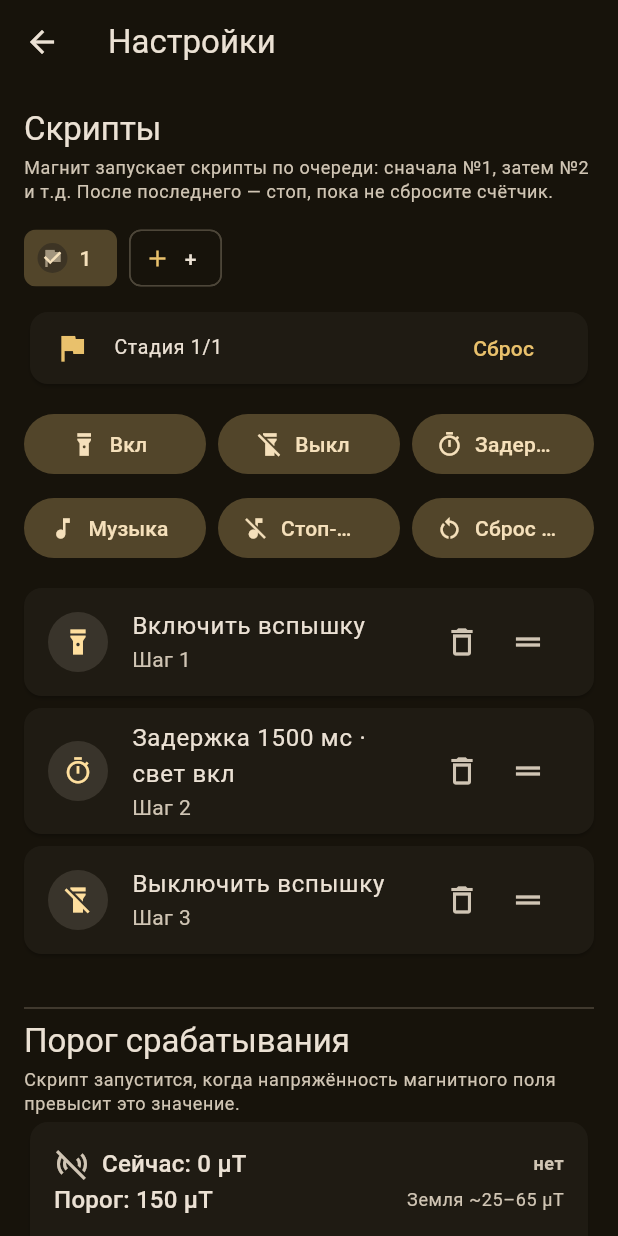
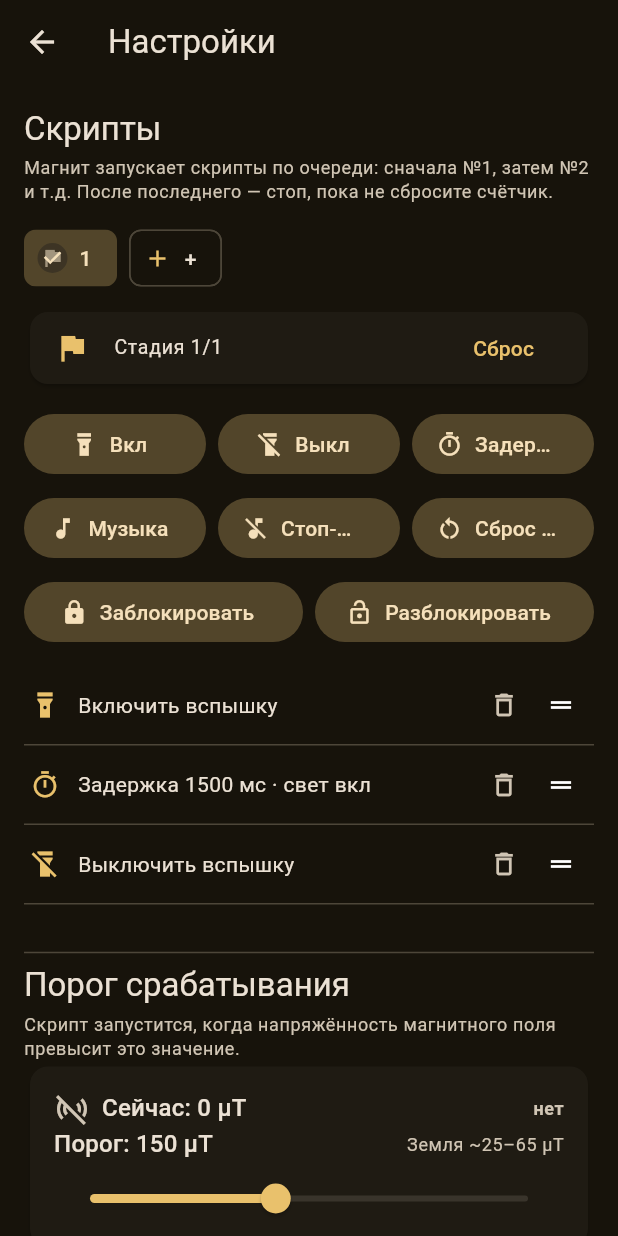
Before and after one commit to nik275ya-max/flashlight, a Flutter app: the screen it shows after launch, after a tap on the "settings" icon, on a phone screen of 412 x 824 dp. Run offline on Flutter 3.47's test engine with Material 3 defaults, Android fonts, the phone set to English and light mode, and no system bars; our stand-ins replace audioplayers, file_picker, permission_handler, sensors_plus, shared_preferences, vibration; missing offline and left inert: torch_light.

Commit message:
Add lock/unlock button script steps, compact step rows and empty new stages

```diff
--- a/lib/models/script_action.dart
+++ b/lib/models/script_action.dart
@@ -1,7 +1,16 @@
 import 'package:flutter/material.dart';
 
 /// The kind of step a script can perform.
-enum ActionType { torchOn, torchOff, delay, playMusic, stopMusic, resetCounter }
+enum ActionType {
+  torchOn,
+  torchOff,
+  delay,
+  playMusic,
+  stopMusic,
+  lockButton,
+  unlockButton,
+  resetCounter,
+}
 
 /// A single step in the flash script.
 ///
@@ -50,6 +59,10 @@
         return 'Включить музыку: $name';
       case ActionType.stopMusic:
         return 'Выключить музыку';
+      case ActionType.lockButton:
+        return 'Заблокировать кнопку';
+      case ActionType.unlockButton:
+        return 'Разблокировать кнопку';
       case ActionType.resetCounter:
         return 'Сброс счётчика';
     }
@@ -72,6 +85,10 @@
         return 'Проиграть выбранный аудиофайл (громкость $volumeLabel)';
       case ActionType.stopMusic:
         return 'Остановить воспроизведение';
+      case ActionType.lockButton:
+        return 'Нажатия кнопки фонарика игнорируются';
+      case ActionType.unlockButton:
+        return 'Нажатия кнопки снова включают фонарик';
       case ActionType.resetCounter:
         return 'Вернуть счётчик на первый скрипт';
     }
@@ -89,6 +106,10 @@
         return Icons.music_note;
       case ActionType.stopMusic:
         return Icons.music_off;
+      case ActionType.lockButton:
+        return Icons.lock;
+      case ActionType.unlockButton:
+        return Icons.lock_open;
       case ActionType.resetCounter:
         return Icons.restart_alt;
     }
--- a/lib/screens/settings_screen.dart
+++ b/lib/screens/settings_screen.dart
@@ -147,6 +147,34 @@
                     context,
                     controller,
                     const ScriptAction(type: ActionType.resetCounter),
+                  ),
+                ),
+              ),
+            ],
+          ),
+          const SizedBox(height: 8),
+          Row(
+            children: [
+              Expanded(
+                child: _AddButton(
+                  icon: Icons.lock,
+                  label: 'Заблокировать',
+                  onPressed: () => _add(
+                    context,
+                    controller,
+                    const ScriptAction(type: ActionType.lockButton),
+                  ),
+                ),
+              ),
+              const SizedBox(width: 8),
+              Expanded(
+                child: _AddButton(
+                  icon: Icons.lock_open,
+                  label: 'Разблокировать',
+                  onPressed: () => _add(
+                    context,
+                    controller,
+                    const ScriptAction(type: ActionType.unlockButton),
                   ),
                 ),
               ),
@@ -551,45 +579,64 @@
   @override
   Widget build(BuildContext context) {
     final scheme = Theme.of(context).colorScheme;
-    final subtitle = action.type == ActionType.playMusic
-        ? (loudnessDb == null
-            ? 'Шаг ${index + 1} · громкость не замерена'
-            : 'Шаг ${index + 1} · ${loudnessDb!.toStringAsFixed(1)} дБ')
-        : 'Шаг ${index + 1}';
-    return Card(
-      margin: const EdgeInsets.symmetric(vertical: 4),
-      child: ListTile(
+    // One line per step: title first, then only actionable status icons.
+    // A measured track is marked with a green check instead of a dB number.
+    final isMusic = action.type == ActionType.playMusic;
+    final measured = isMusic && loudnessDb != null;
+
+    return Column(
+      children: [
+        InkWell(
           onTap: onEdit,
-        leading: CircleAvatar(
-          backgroundColor: scheme.surfaceContainerHighest,
-          child: Icon(action.icon, size: 20),
+          child: Padding(
+            padding: const EdgeInsets.symmetric(horizontal: 4, vertical: 6),
+            child: Row(
+              children: [
+                Icon(action.icon, size: 20, color: scheme.primary),
+                const SizedBox(width: 12),
+                Expanded(
+                  child: Text(
+                    action.title,
+                    maxLines: 1,
+                    overflow: TextOverflow.ellipsis,
+                    style: Theme.of(context).textTheme.bodyMedium,
                   ),
-        title: Text(action.title),
-        subtitle: Text(subtitle),
-        trailing: Row(
-          mainAxisSize: MainAxisSize.min,
-          children: [
-            if (action.type == ActionType.playMusic && onRecalc != null)
+                ),
+                if (measured)
+                  const Padding(
+                    padding: EdgeInsets.symmetric(horizontal: 4),
+                    child: Icon(
+                      Icons.check_circle,
+                      size: 20,
+                      color: Colors.green,
+                    ),
+                  )
+                else if (isMusic && onRecalc != null)
                   IconButton(
                     tooltip: 'Замерить громкость',
+                    visualDensity: VisualDensity.compact,
                     icon: const Icon(Icons.refresh, size: 20),
                     onPressed: onRecalc,
                   ),
                 IconButton(
                   tooltip: 'Удалить',
-              icon: const Icon(Icons.delete_outline),
+                  visualDensity: VisualDensity.compact,
+                  icon: const Icon(Icons.delete_outline, size: 20),
                   onPressed: onDelete,
                 ),
                 ReorderableDragStartListener(
                   index: index,
                   child: const Padding(
                     padding: EdgeInsets.symmetric(horizontal: 8),
-                child: Icon(Icons.drag_handle),
+                    child: Icon(Icons.drag_handle, size: 20),
                   ),
                 ),
               ],
             ),
           ),
+        ),
+        const Divider(height: 1),
+      ],
     );
   }
 }
--- a/lib/widgets/action_editor.dart
+++ b/lib/widgets/action_editor.dart
@@ -225,6 +225,10 @@
         return 'Включить музыку';
       case ActionType.stopMusic:
         return 'Выключить музыку';
+      case ActionType.lockButton:
+        return 'Заблокировать кнопку';
+      case ActionType.unlockButton:
+        return 'Разблокировать кнопку';
       case ActionType.resetCounter:
         return 'Сброс счётчика';
     }
@@ -242,6 +246,10 @@
         return Icons.music_note;
       case ActionType.stopMusic:
         return Icons.music_off;
+      case ActionType.lockButton:
+        return Icons.lock;
+      case ActionType.unlockButton:
+        return Icons.lock_open;
       case ActionType.resetCounter:
         return Icons.restart_alt;
     }
--- a/pubspec.yaml
+++ b/pubspec.yaml
@@ -19,7 +19,9 @@
 version: 1.0.0+1
 
 environment:
-  sdk: ^3.13.2
+  # Local toolchain is Flutter 3.44.6 / Dart 3.12.2; nothing in the project
+  # needs the newer language features, so keep the floor at 3.12.
+  sdk: ^3.12.0
 
 # Dependencies specify other packages that your package needs in order to work.
 # To automatically upgrade your package dependencies to the latest versions
```
Also changed, not shown: lib/controllers/app_controller.dart (+32 -4 lines), lib/services/script_runner.dart (+10 -0 lines), pubspec.lock, 1 other file. Lines whose indentation alone changed are shown as unchanged.
